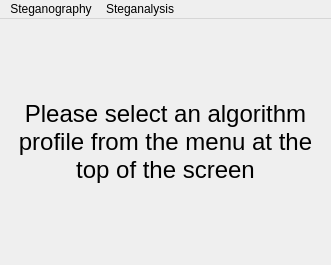
Before: the Qt Designer form client/gui/ui_files/main_window.ui in Jebbex1/Stegastatter, drawn with Qt 5.
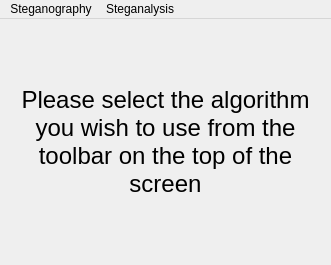
After: the same form once the commit is applied.

Commit message: Changed starting screen label

Patch:
```diff
--- a/client/gui/ui_files/main_window.ui
+++ b/client/gui/ui_files/main_window.ui
@@ -37,7 +37,7 @@
        <bool>false</bool>
       </property>
       <property name="text">
-       <string>Please select an algorithm profile from the menu at the top of the screen</string>
+       <string>Please select the algorithm you wish to use from the toolbar on the top of the screen</string>
       </property>
       <property name="textFormat">
        <enum>Qt::TextFormat::RichText</enum>
```
